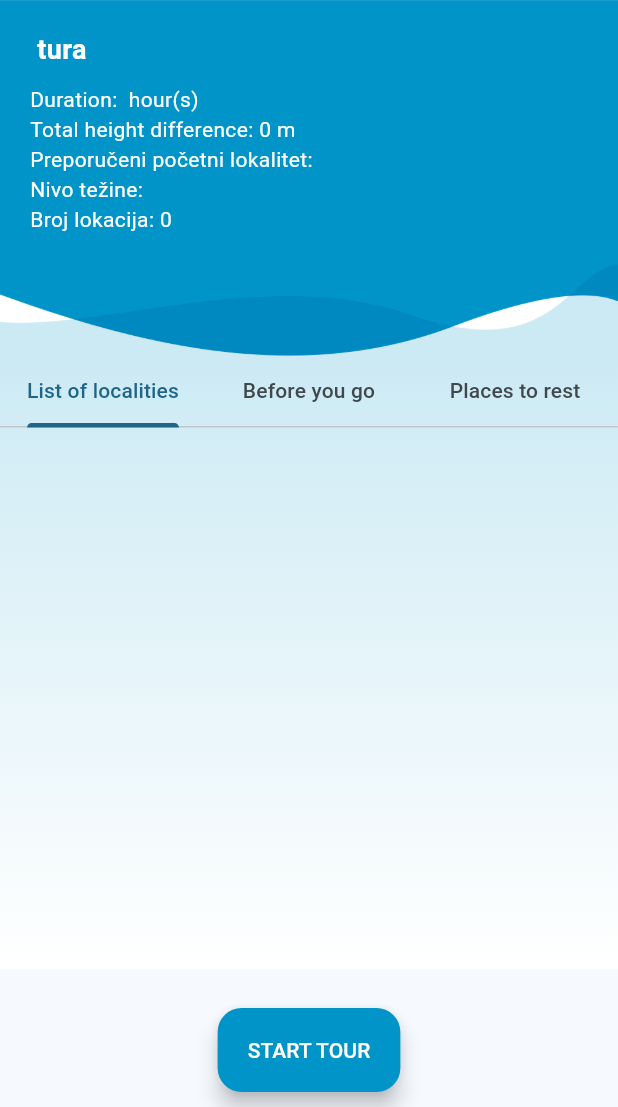
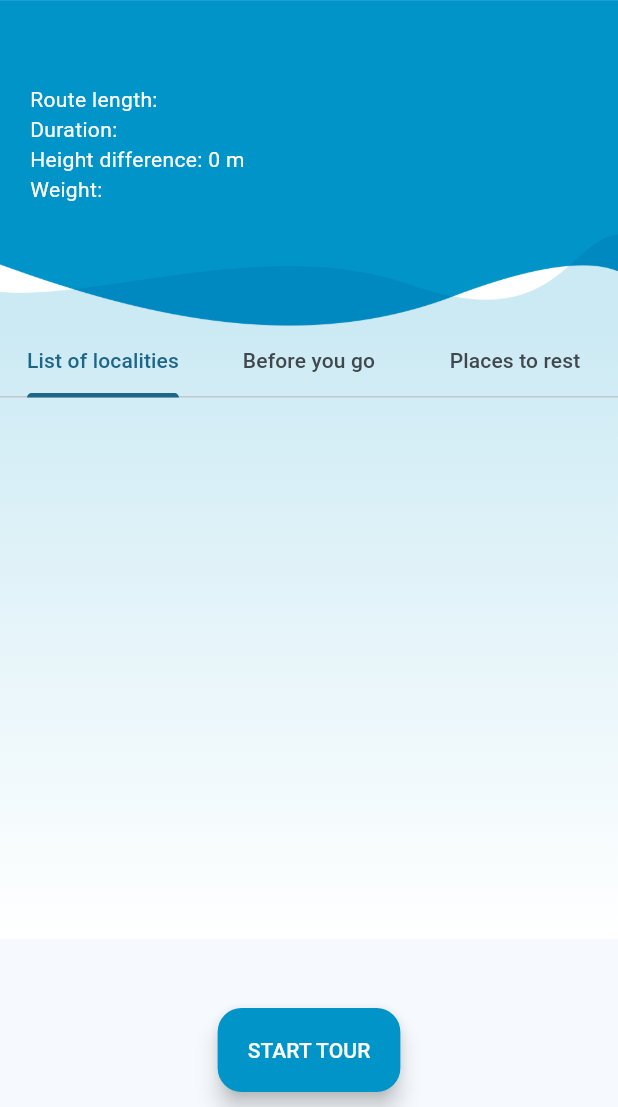
Before and after one commit to miiihaaas/dotBYdot, a Flutter app: the TourInfoScreen screen opened directly with empty values, on a phone screen of 412 x 824 dp, the part 129-1236 px from its top. Run offline on Flutter 3.47's test engine with Material 3 defaults, Android fonts, the phone set to English and light mode, and no system bars; our stand-ins replace flutter_localization, geolocator, google_maps_flutter, location; network calls fail.

Commit message:
prevedeni lokaliteti

```diff
--- a/dot_by_dot/lib/localization/locales.dart
+++ b/dot_by_dot/lib/localization/locales.dart
@@ -22,6 +22,10 @@ mixin LocaleData {
       'tour_info_screen_description_1';
   static const String tour_info_screen_description_2 =
       'tour_info_screen_description_2';
+  static const String tour_info_screen_description_3 =
+      'tour_info_screen_description_3';
+  static const String tour_info_screen_description_4 =
+      'tour_info_screen_description_4';
   static const String tour_info_screen_tab_1 = 'tour_info_screen_tab_1';
   static const String tour_info_screen_tab_2 = 'tour_info_screen_tab_2';
   static const String tour_info_screen_tab_3 = 'tour_info_screen_tab_3';
@@ -58,8 +62,10 @@ This settlement is largely inhabited by Serbs (according to the 2002 census).'''
     home_vucje_eu_text_1: 'This application is funded by the European Union',
     home_vucje_eu_text_2:
         'This application is funded by the European Union. The content is the sole responsibility of the Secondary School "Svetozar Krstić - Toza" from Vučje, SOU "Mitko Pendžukliski" from Kratov and Association "Limitless" from Belgrade, and does not necessarily reflect the views of the European Union',
-    tour_info_screen_description_1: 'Duration: %a hour(s)',
-    tour_info_screen_description_2: 'Total height difference: %a m',
+    tour_info_screen_description_1: 'Route length: %a',
+    tour_info_screen_description_2: 'Duration: %a',
+    tour_info_screen_description_3: 'Height difference: %a m',
+    tour_info_screen_description_4: 'Weight: %a',
     tour_info_screen_tab_1: 'List of localities',
     tour_info_screen_tab_2: 'Before you go',
     tour_info_screen_tab_3: 'Places to rest',
@@ -96,8 +102,10 @@ Ovo naselje je velikim delom naseljeno Srbima (prema popisu iz 2002. godine).'''
     home_vucje_eu_text_1: 'Ovu aplikaciju finansira Evropska unija',
     home_vucje_eu_text_2:
         'Ova aplikacija je finansirana od strane Evropske unije. Sadržaj je isključiva odgovornost Srednje škole „Svetozar Krstić – Toza“ iz Vučja, SOU „Mitko Pendžukliski“ iz Kratova i Udruženja "Limitless" iz Beograda, i ne odražava nužno stavove Evropske unije',
-    tour_info_screen_description_1: 'Trajanje: %a h',
-    tour_info_screen_description_2: 'Ukupna visinka razlika: %a m',
+    tour_info_screen_description_1: 'Dužina rute: %a',
+    tour_info_screen_description_2: 'Trajanje: %a',
+    tour_info_screen_description_3: 'Visinka razlika: %a m',
+    tour_info_screen_description_4: 'Težina: %a',
     tour_info_screen_tab_1: 'Lista lokacija',
     tour_info_screen_tab_2: 'Pre nego što krenete',
     tour_info_screen_tab_3: 'Mesta za predah',
--- a/dot_by_dot/lib/screens/tour_info_screen.dart
+++ b/dot_by_dot/lib/screens/tour_info_screen.dart
@@ -48,7 +48,7 @@ class TourInfoScreen extends StatelessWidget {
                   crossAxisAlignment: CrossAxisAlignment.start,
                   children: [
                     Text(
-                      '${tourInfo.type} tura',
+                      '${tourInfo.type}',
                       style: const TextStyle(
                           fontSize: 18,
                           fontWeight: FontWeight.bold,
@@ -56,31 +56,37 @@ class TourInfoScreen extends StatelessWidget {
                     ),
                     const SizedBox(height: 10),
                     Text(
+                      // 'Dužina rute:
                       context.formatString(
                           LocaleData.tour_info_screen_description_1,
-                          [tourInfo.duration]),
-                      // 'Trajanje: ${tourInfo.duration.toStringAsFixed(1)} sati',
+                          [tourInfo.routeLenght]),
                       style: const TextStyle(color: Color(0xFFffffff)),
                     ),
                     Text(
+                      // 'Trajanje:
                       context.formatString(
                           LocaleData.tour_info_screen_description_2,
-                          [tourInfo.elevationGain.toStringAsFixed(0)]),
-                      style: const TextStyle(color: Color(0xFFffffff)),
-                      // 'Ukupna visinska razlika: ${tourInfo.elevationGain.toStringAsFixed(0)} m',
-                    ),
-                    Text(
-                      'Preporučeni početni lokalitet: ${tourInfo.routeLenght}',
+                          [tourInfo.duration]),
                       style: const TextStyle(color: Color(0xFFffffff)),
                     ),
                     Text(
-                      'Nivo težine: ${tourInfo.difficultyLevel}',
+                      // 'Visinska razlika:
+                      context.formatString(
+                          LocaleData.tour_info_screen_description_3,
+                          [tourInfo.elevationGain.toStringAsFixed(0)]),
                       style: const TextStyle(color: Color(0xFFffffff)),
                     ),
                     Text(
-                      'Broj lokacija: ${tourInfo.numberOfLocations}',
+                      // 'Nivo težine: ${tourInfo.difficultyLevel}',
+                      context.formatString(
+                          LocaleData.tour_info_screen_description_4,
+                          [tourInfo.difficultyLevel]),
                       style: const TextStyle(color: Color(0xFFffffff)),
                     ),
+                    // Text(
+                    //   'Broj lokacija: ${tourInfo.numberOfLocations}',
+                    //   style: const TextStyle(color: Color(0xFFffffff)),
+                    // ),
                   ],
                 ),
               ),
```
Also changed, not shown: 1 other file.
